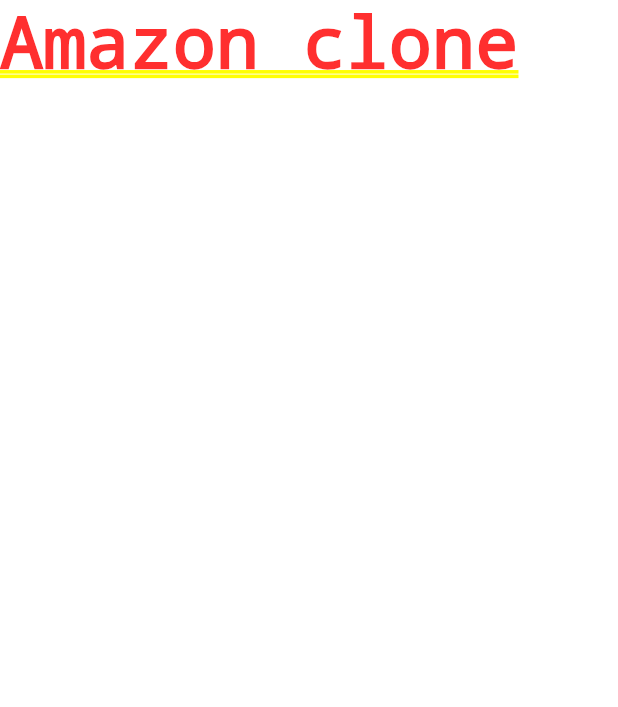
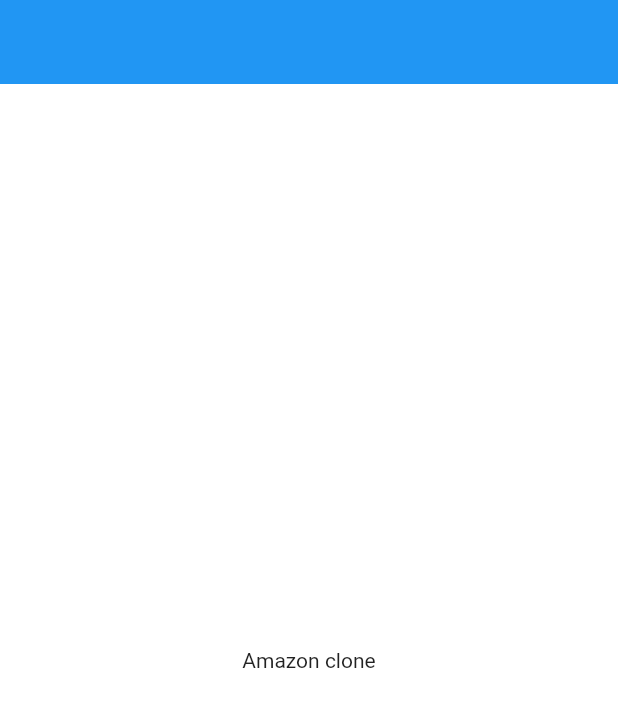
Before and after one commit to javierjuanJJ/amazonClone, a Flutter app: the screen it shows after launch, on a phone screen of 412 x 824 dp. Shown: the top 707 px of the screen. Run offline on Flutter 3.47's test engine with Material 2 defaults, Android fonts, the phone set to English and light mode, and no system bars.

Commit message:
Commit 2

```diff
--- /dev/null
+++ b/lib/constants/global_variables.dart
@@ -0,0 +1,52 @@
+import 'package:flutter/material.dart';
+
+String uri = 'http://<yourip>:3000';
+
+class GlobalVariables {
+  // COLORS
+  static const appBarGradient = LinearGradient(
+    colors: [
+      Color.fromARGB(255, 29, 201, 192),
+      Color.fromARGB(255, 125, 221, 216),
+    ],
+    stops: [0.5, 1.0],
+  );
+
+  static const secondaryColor = Color.fromRGBO(255, 153, 0, 1);
+  static const backgroundColor = Colors.white;
+  static const Color greyBackgroundCOlor = Color(0xffebecee);
+  static var selectedNavBarColor = Colors.cyan[800]!;
+  static const unselectedNavBarColor = Colors.black87;
+
+  // STATIC IMAGES
+  static const List<String> carouselImages = [
+    'https://images-eu.ssl-images-amazon.com/images/G/31/img21/Wireless/WLA/TS/D37847648_Accessories_savingdays_Jan22_Cat_PC_1500.jpg',
+    'https://images-eu.ssl-images-amazon.com/images/G/31/img2021/Vday/bwl/English.jpg',
+    'https://images-eu.ssl-images-amazon.com/images/G/31/img22/Wireless/AdvantagePrime/BAU/14thJan/D37196025_IN_WL_AdvantageJustforPrime_Jan_Mob_ingress-banner_1242x450.jpg',
+    'https://images-na.ssl-images-amazon.com/images/G/31/Symbol/2020/00NEW/1242_450Banners/PL31_copy._CB432483346_.jpg',
+    'https://images-na.ssl-images-amazon.com/images/G/31/img21/shoes/September/SSW/pc-header._CB641971330_.jpg',
+  ];
+
+  static const List<Map<String, String>> categoryImages = [
+    {
+      'title': 'Mobiles',
+      'image': 'assets/images/mobiles.jpeg',
+    },
+    {
+      'title': 'Essentials',
+      'image': 'assets/images/essentials.jpeg',
+    },
+    {
+      'title': 'Appliances',
+      'image': 'assets/images/appliances.jpeg',
+    },
+    {
+      'title': 'Books',
+      'image': 'assets/images/books.jpeg',
+    },
+    {
+      'title': 'Fashion',
+      'image': 'assets/images/fashion.jpeg',
+    },
+  ];
+}
--- a/lib/main.dart
+++ b/lib/main.dart
@@ -1,3 +1,4 @@
+import 'package:amazon_clone/constants/global_variables.dart';
 import 'package:flutter/material.dart';
 
 void main() {
@@ -13,9 +14,22 @@
     return MaterialApp(
       title: 'Amazon clone',
       theme: ThemeData(
-        primarySwatch: Colors.blue,
+        scaffoldBackgroundColor: GlobalVariables.backgroundColor,
+        appBarTheme: const AppBarTheme(
+          elevation: 0,
+          iconTheme: IconThemeData(
+            color: Colors.black,
+          ),
+        ),
       ),
-      home: const Text('Amazon clone'),
+      home: Scaffold(
+        appBar: AppBar(
+          title: Text(''),
+        ),
+        body: const Center(
+          child: const Text('Amazon clone'),
+        ),
+      ),
     );
   }
 }
```
